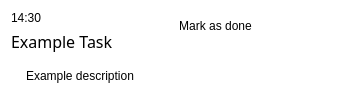
This is uis/res/ui_note_entry.ui in GorgeousOne/TaskManagementApp as Qt 5 draws it before an edit. The edited form follows.
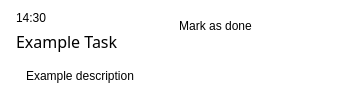
This is the edited form. Icons and pictures are not drawn.

Commit message: implemented hide completed button

Patch:
```diff
--- a/uis/res/ui_note_entry.ui
+++ b/uis/res/ui_note_entry.ui
@@ -61,7 +61,7 @@
           <number>5</number>
          </property>
          <property name="leftMargin">
-          <number>10</number>
+          <number>15</number>
          </property>
          <property name="topMargin">
           <number>10</number>
```
The commit also changes 7 other files.
